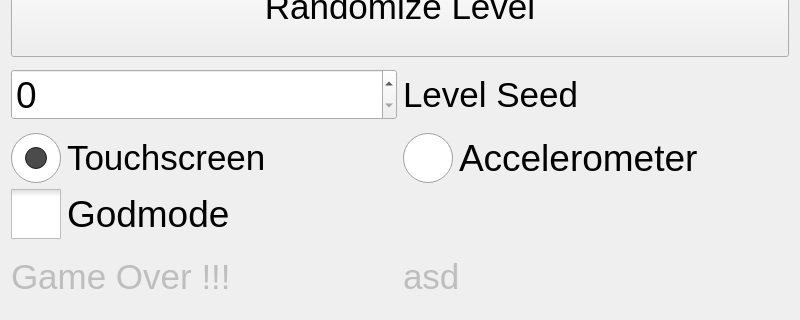
The window that bogui/mainwindow.ui (paksu/maemo) describes before a commit, drawn with Qt 5; both pictures show x 0 to 800 and y 160 to 480 of the 800 by 480 pixel window.
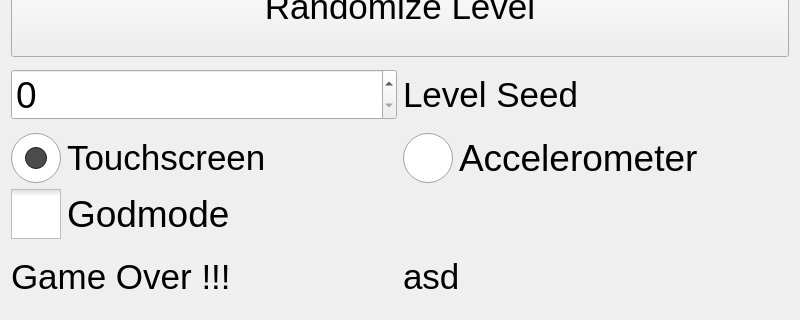
The same window after the commit. Custom widgets are drawn as their Qt base class.

Patch:
```diff
--- a/bogui/mainwindow.ui
+++ b/bogui/mainwindow.ui
@@ -195,9 +195,9 @@
       <item>
        <layout class="QHBoxLayout" name="horizontalLayout_2">
         <item>
-         <widget class="QLabel" name="scoreLabel">
+         <widget class="QLabel" name="gameOverLabel">
           <property name="enabled">
-           <bool>false</bool>
+           <bool>true</bool>
           </property>
           <property name="font">
            <font>
@@ -210,9 +210,9 @@
          </widget>
         </item>
         <item>
-         <widget class="QLabel" name="gameOverLabel">
+         <widget class="QLabel" name="scoreLabel">
           <property name="enabled">
-           <bool>false</bool>
+           <bool>true</bool>
           </property>
           <property name="font">
            <font>
```
